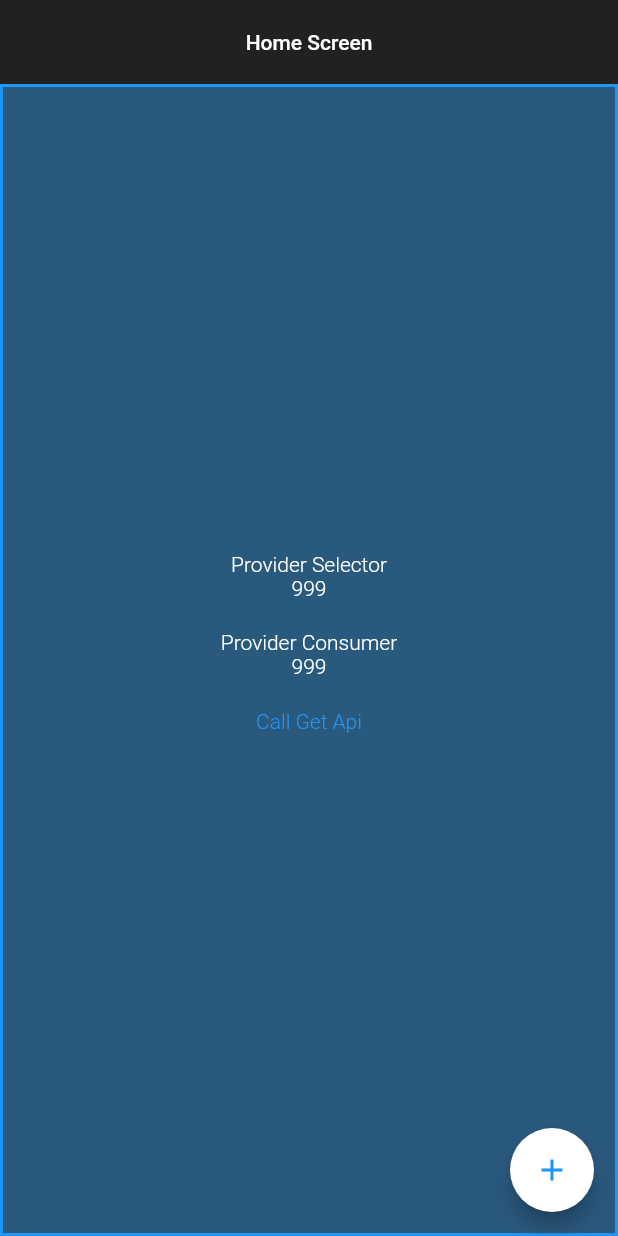
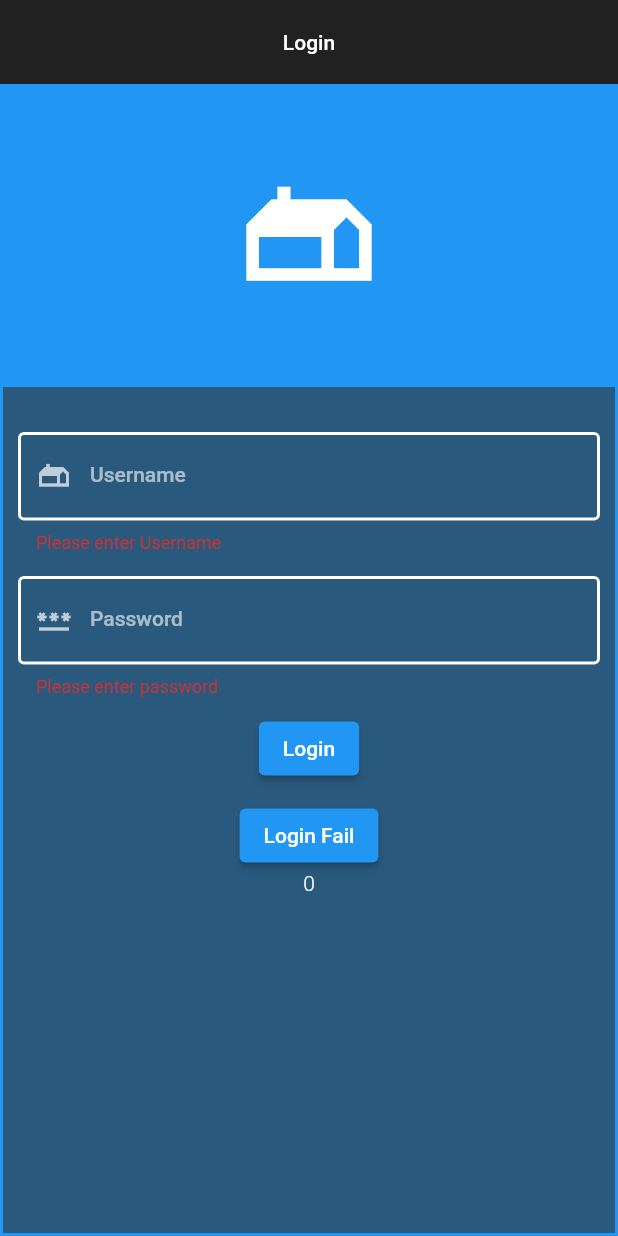
Before and after one commit to hiennguyen92/flutter_hiennv, a Flutter app: the screen it shows after launch, on a phone screen of 412 x 824 dp. Run offline on Flutter 3.47's test engine with Material 2 defaults, Android fonts, the phone set to English and light mode, and no system bars; our stand-ins replace device_info, dio, flutter_screenutil, logger.

Commit message:
-update network service -update base model -update example

```diff
--- a/example/lib/app_route.dart
+++ b/example/lib/app_route.dart
@@ -5,6 +5,8 @@ import 'package:flutter_hiennv/base/base_material_page_route.dart';
 import 'package:flutter_hiennv/services/network/network_service.dart';
 import 'package:flutter_hiennv_example/pages/home/home_screen.dart';
 import 'package:flutter_hiennv_example/pages/home/home_view_model.dart';
+import 'package:flutter_hiennv_example/pages/login/login_screen.dart';
+import 'package:flutter_hiennv_example/pages/login/login_view_model.dart';
 import 'package:flutter_hiennv_example/pages/tutorial/tutorial_screen.dart';
 import 'package:provider/provider.dart';
 
@@ -18,6 +20,7 @@ class AppRoute extends BaseAppRoute {
   static AppRoute get instance => _instance;
 
   static const tutorialScreen = '/tutorialScreen';
+  static const loginScreen = '/loginScreen';
   static const homeScreen = '/homeScreen';
 
   @override
@@ -26,6 +29,12 @@ class AppRoute extends BaseAppRoute {
       case tutorialScreen:
         return AppPageRoute(
             appSettings: settings, builder: (_) => TutorialScreen());
+      case loginScreen:
+        return AppPageRoute(
+            appSettings: settings,
+            builder: (_) => createProviderByPage(
+                ((BuildContext context) => LoginViewModel(context, Provider.of<NetworkService>(context, listen: false))),
+                LoginScreen()));
       case homeScreen:
         return AppPageRoute(
             appSettings: settings,
--- a/example/lib/pages/home/home_view_model.dart
+++ b/example/lib/pages/home/home_view_model.dart
@@ -1,15 +1,10 @@
 import 'package:flutter/widgets.dart';
 import 'package:flutter_hiennv/base/base_view_model.dart';
 import 'package:flutter_hiennv/base/base_view_state.dart';
-import 'package:flutter_hiennv/models/base_response.dart';
 import 'package:flutter_hiennv/services/network/network_service.dart';
-
-import 'package:dio/dio.dart';
-import 'package:flutter_hiennv_example/models/user.dart';
 import 'package:flutter_hiennv_example/models/user_response.dart';
 
-
-class HomeViewModel extends BaseViewModel<HomeViewState> with ApiCallback{
+class HomeViewModel extends BaseViewModel<HomeViewState> with ApiCallback {
   late NetworkService _networkService;
 
   HomeViewModel(BuildContext context, NetworkService networkService)
@@ -22,21 +17,22 @@ class HomeViewModel extends BaseViewModel<HomeViewState> with ApiCallback{
   }
 
   Future<void> callGetApi() async {
-    BaseResponse? response = await _networkService.get(
-      'api/v1/users/1',
-      baseUrl: 'https://610d6e6b48beae001747b854.mockapi.io',
-      apiCallback: this
-    );
+    Map<String, dynamic> json = await _networkService.get('api/v1/users',
+        baseUrl: 'https://610d6e6b48beae001747b854.mockapi.io',
+        apiCallback: this,
+        dataKey: 'dataX');
+    UserResponse usersResponse = UserResponse.fromJson(json);
+    print('userResponse: $usersResponse');
   }
 
   @override
   Future<void> onApiError(error) async {
-    print('error: $error');
+    //print('error: $error');
   }
 
   @override
   Future<void> onCompleted(String path, bool status) async {
-    print('onCompleted: $path');
+    print('onCompleted: $path- $status');
   }
 
   @override
@@ -46,5 +42,5 @@ class HomeViewModel extends BaseViewModel<HomeViewState> with ApiCallback{
 }
 
 class HomeViewState extends BaseViewState {
-  int counter = 999;
+  int counter = 0;
 }
--- a/example/lib/pages/login/login_screen.dart
+++ b/example/lib/pages/login/login_screen.dart
@@ -0,0 +1,162 @@
+import 'package:flutter/material.dart';
+import 'package:flutter_hiennv/base/base_stateful.dart';
+import 'package:flutter_hiennv/widgets/keyboard_dismiss/keyboard_dismiss.dart';
+import 'package:flutter_hiennv/constants/app_textstyles.dart';
+import 'package:flutter_hiennv_example/pages/login/login_view_model.dart';
+import 'package:provider/provider.dart';
+
+class LoginScreen extends StatefulWidget {
+  @override
+  State<StatefulWidget> createState() {
+    return _LoginScreenState();
+  }
+}
+
+class _LoginScreenState extends BaseStateful<LoginScreen, LoginViewModel> {
+  final _formGlobalKey = GlobalKey<FormState>();
+  FocusNode focusUserNode = new FocusNode();
+  FocusNode focusPassNode = new FocusNode();
+
+  @override
+  Widget buildPageWidget(BuildContext context) {
+    return Scaffold(appBar: buildAppBar(context), body: buildPageBody(context));
+  }
+
+  AppBar buildAppBar(BuildContext context) {
+    return AppBar(
+      elevation: 0.0,
+      centerTitle: true,
+      title: Text('Login', style: mediumTextStyle()),
+    );
+  }
+
+  Widget buildPageBody(BuildContext context) {
+    return KeyboardDismiss(
+        child: Container(
+      width: double.infinity,
+      decoration: BoxDecoration(
+          color: Colors.blue.withOpacity(0.4),
+          border: Border.all(color: Colors.blue, width: 2)),
+      child: Column(
+        mainAxisAlignment: MainAxisAlignment.center,
+        children: <Widget>[
+          Container(
+            width: double.infinity,
+            child: Icon(Icons.gite_sharp, size: 100),
+            color: Colors.blue,
+            height: 200,
+          ),
+          SizedBox(height: 20),
+          Expanded(
+              child: Form(
+            key: _formGlobalKey,
+            autovalidateMode: AutovalidateMode.always,
+            child: Padding(
+              padding: const EdgeInsets.all(10.0),
+              child: Column(
+                children: <Widget>[
+                  TextFormField(
+                    focusNode: focusUserNode,
+                    decoration: InputDecoration(
+                        filled: true,
+                        fillColor: Colors.transparent,
+                        enabledBorder: OutlineInputBorder(
+                            borderSide:
+                                BorderSide(color: Colors.white, width: 2)),
+                        focusedBorder: OutlineInputBorder(
+                            borderSide:
+                                BorderSide(color: Colors.white, width: 2)),
+                        errorBorder: OutlineInputBorder(
+                            borderSide:
+                                BorderSide(color: Colors.white, width: 2)),
+                        focusedErrorBorder: OutlineInputBorder(
+                            borderSide:
+                                BorderSide(color: Colors.white, width: 2)),
+                        labelStyle: mediumTextStyle(
+                            fontSize: focusUserNode.hasFocus ? 18.0 : 14),
+                        labelText: 'Username',
+                        prefixIcon: Icon(Icons.gite)),
+                    validator: (value) {
+                      if (value == null || value.isEmpty) {
+                        return 'Please enter Username';
+                      }
+                      return null;
+                    },
+                  ),
+                  SizedBox(height: 15),
+                  TextFormField(
+                      focusNode: focusPassNode,
+                      decoration: InputDecoration(
+                          filled: true,
+                          fillColor: Colors.transparent,
+                          enabledBorder: OutlineInputBorder(
+                              borderSide:
+                                  BorderSide(color: Colors.white, width: 2)),
+                          focusedBorder: OutlineInputBorder(
+                              borderSide:
+                                  BorderSide(color: Colors.white, width: 2)),
+                          errorBorder: OutlineInputBorder(
+                              borderSide:
+                                  BorderSide(color: Colors.white, width: 2)),
+                          focusedErrorBorder: OutlineInputBorder(
+                              borderSide:
+                                  BorderSide(color: Colors.white, width: 2)),
+                          labelStyle: mediumTextStyle(
+                              fontSize: focusPassNode.hasFocus ? 18.0 : 14),
+                          labelText: 'Password',
+                          prefixIcon: Icon(Icons.password)),
+                      validator: (value) {
+                        if (value == null || value.isEmpty) {
+                          return 'Please enter password';
+                        }
+                        return null;
+                      },
+                      obscureText: true),
+                  SizedBox(height: 10),
+                  ElevatedButton(
+                    style: ButtonStyle(
+                      overlayColor: MaterialStateProperty.resolveWith<Color>(
+                          (Set<MaterialState> states) {
+                        if (states.contains(MaterialState.focused))
+                          return Colors.red;
+                        return Colors.blue;
+                      }),
+                    ),
+                    onPressed: () {
+                      if (_formGlobalKey.currentState!.validate()) {
+                        viewModel.callLoginApi('hiennguyen92', '12345678');
+                      }
+                    },
+                    child: Text('Login'),
+                  ),
+                  SizedBox(height: 10),
+                  ElevatedButton(
+                    style: ButtonStyle(
+                      overlayColor: MaterialStateProperty.resolveWith<Color>(
+                              (Set<MaterialState> states) {
+                            if (states.contains(MaterialState.focused))
+                              return Colors.red;
+                            return Colors.blue;
+                          }),
+                    ),
+                    onPressed: () {
+                      if (_formGlobalKey.currentState!.validate()) {
+                        viewModel.callLoginApi('hiennguyen92', '12345678s');
+                      }
+                    },
+                    child: Text('Login Fail'),
+                  ),
+                  Selector<LoginViewModel, int>(
+                    selector: (_, provider) => provider.state.counter,
+                    builder: (_, counter, __) =>
+                        Text('$counter', style: regularTextStyle()),
+                  ),
+                ],
+              ),
+            ),
+          ))
+        ],
+      ),
+    ));
+  }
+}
--- a/example/lib/pages/login/login_view_model.dart
+++ b/example/lib/pages/login/login_view_model.dart
@@ -0,0 +1,47 @@
+import 'package:flutter/widgets.dart';
+import 'package:flutter_hiennv/base/base_view_model.dart';
+import 'package:flutter_hiennv/base/base_view_state.dart';
+import 'package:flutter_hiennv/services/network/network_service.dart';
+import 'package:flutter_hiennv_example/models/user_response.dart';
+
+class LoginViewModel extends BaseViewModel<LoginViewState> with ApiCallback {
+  late NetworkService _networkService;
+
+  LoginViewModel(BuildContext context, NetworkService networkService)
+      : _networkService = networkService,
+        super(context, LoginViewState());
+
+
+  Future<void> callLoginApi(String username, String password) async {
+    Map<String, dynamic> json = await _networkService.post('login',
+        data: <String, dynamic>{
+          'username': username,
+          'password': password
+        },
+        baseUrl: 'https://dry0j.mocklab.io',
+        apiCallback: this);
+    UserResponse usersResponse = UserResponse.fromJson(json);
+    print('userResponse: ${usersResponse.hasError()}');
+  }
+
+  @override
+  Future<void> onApiError(error) async {
+    print('onApiError: $error');
+  }
+
+  @override
+  Future<void> onCompleted(String path, bool status) async {
+    print('onCompleted: $path-$status');
+  }
+
+  @override
+  Future<void> onStart(String path) async {
+    print('onStart: $path');
+  }
+
+
+}
+
+class LoginViewState extends BaseViewState {
+  int counter = 0;
+}
--- a/example/lib/pages/tutorial/tutorial_screen.dart
+++ b/example/lib/pages/tutorial/tutorial_screen.dart
@@ -19,7 +19,7 @@ class _TutorialScreenState extends State<TutorialScreen> {
     SchedulerBinding.instance?.addPostFrameCallback((timeStamp) {
       Future.delayed(Duration(seconds: 3), () {
         Provider.of<NavigationService>(context, listen: false)
-            .pushNamedAndRemoveUntil(AppRoute.homeScreen);
+            .pushNamedAndRemoveUntil(AppRoute.loginScreen);
       });
     });
   }
--- a/lib/services/network/network_config.dart
+++ b/lib/services/network/network_config.dart
@@ -1,7 +1,5 @@
-
 class NetworkConfig {
-
-  String baseUrl = '';
+  String baseUrl = 'https://google.com';
 
   String? httpProxy;
 
@@ -14,5 +12,4 @@ class NetworkConfig {
   int? connectTimeout = 30000;
 
   bool isShowHttpLog = true;
-
 }
--- /dev/null
+++ b/lib/widgets/keyboard_dismiss/keyboard_dismiss.dart
@@ -0,0 +1,19 @@
+import 'package:flutter/widgets.dart';
+
+class KeyboardDismiss extends StatelessWidget {
+  final Widget child;
+
+
+  const KeyboardDismiss({required this.child, Key? key})
+      : super(key: key);
+
+  @override
+  Widget build(BuildContext context) {
+    return GestureDetector(
+      onTap: () {
+        FocusScope.of(context).unfocus();
+      },
+      child: child,
+    );
+  }
+}
--- a/pubspec.yaml
+++ b/pubspec.yaml
@@ -1,6 +1,6 @@
 name: flutter_hiennv
 description: A Flutter template using Provider with MVVM architecture that utilizes common best practices
-version: 0.0.1+2
+version: 0.0.1+3
 homepage: https://github.com/hiennguyen92/flutter_hiennv
 
 environment:
```
Also changed, not shown: example/lib/generated_plugin_registrant.dart (deleted, +0 -15 lines), example/lib/models/user.dart (+7 -18 lines), example/lib/models/user_response.dart (+17 -25 lines), lib/models/base_error.dart (added, +7 -0 lines), lib/models/base_model.dart (+4 -3 lines), lib/models/base_response.dart (+13 -46 lines), lib/services/network/network_service.dart (+88 -39 lines), lib/utils/extension.dart (added, +27 -0 lines), example/pubspec.lock, pubspec.lock, 1 other file.
